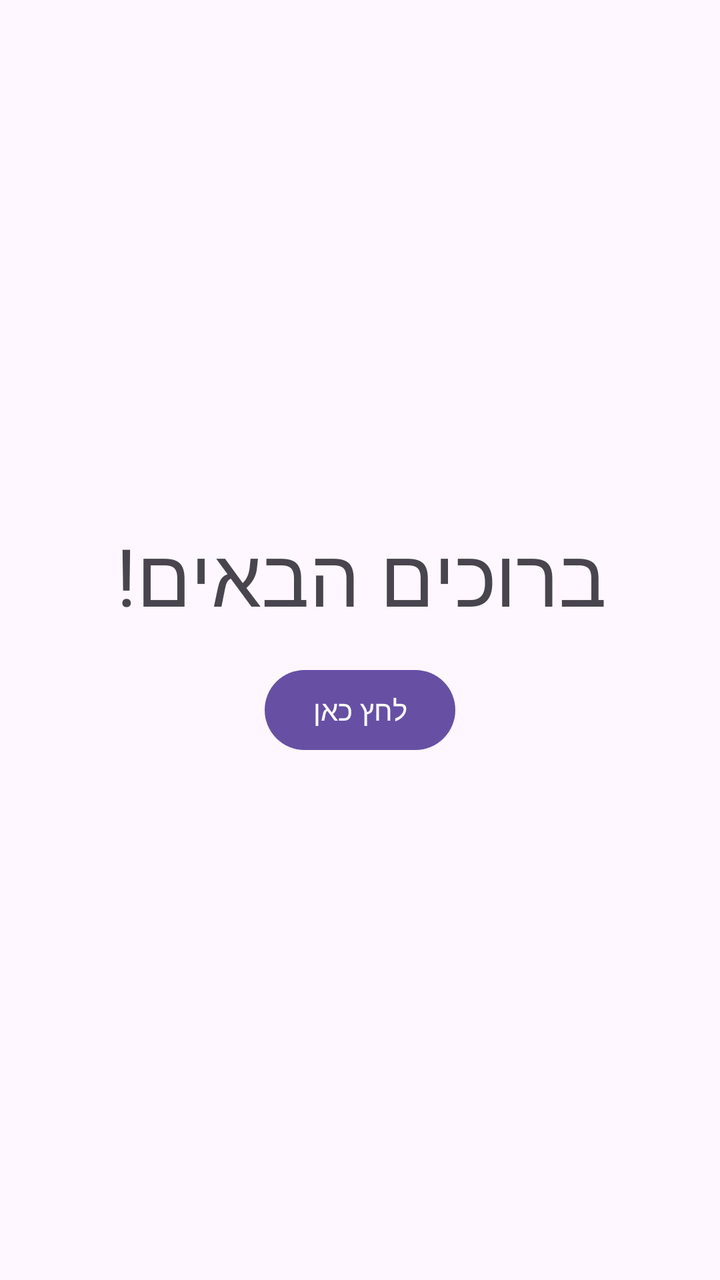
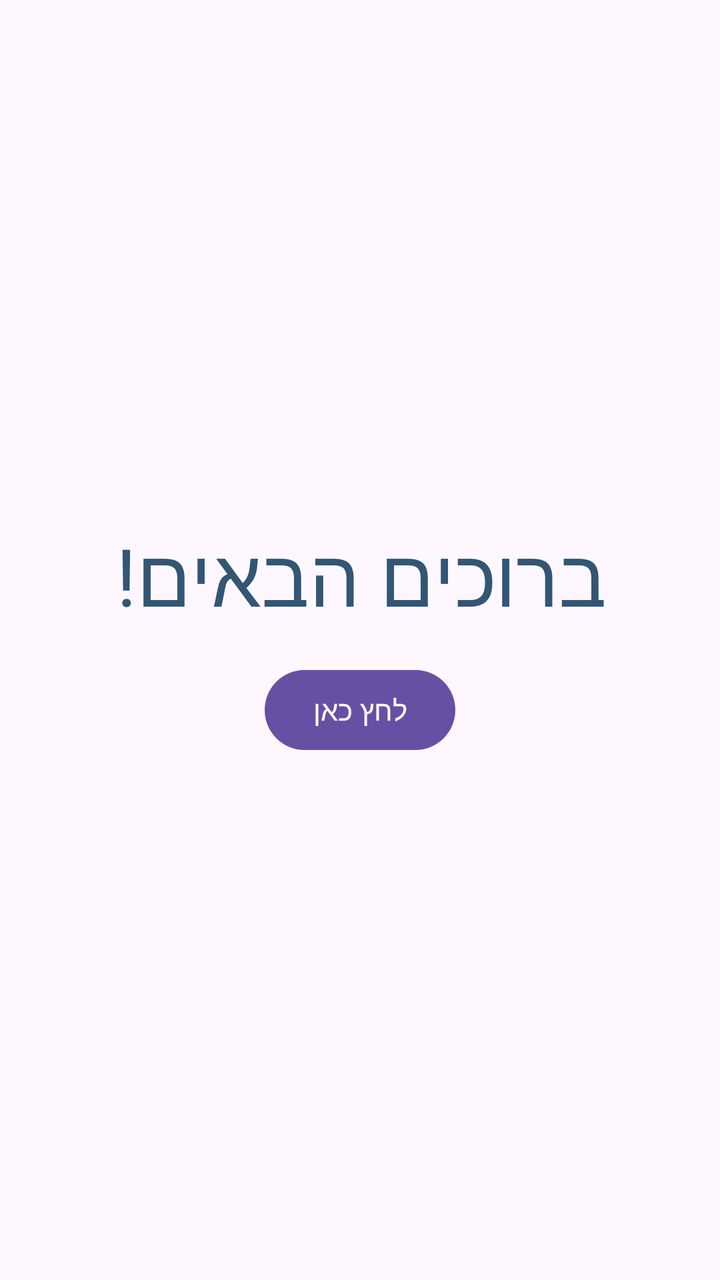

Screens rendered from an Android XML layout before and after an edit, with the pre-edit source and the edit as a unified diff.
<!-- AndroidManifest.xml: application theme Theme.MyFirstAppOran -->
<!-- res/layout/activity_main.xml -->
<?xml version="1.0" encoding="utf-8"?>
<LinearLayout xmlns:android="http://schemas.android.com/apk/res/android"
    android:id="@+id/main"
    android:layout_width="match_parent"
    android:layout_height="match_parent"
    android:gravity="center"
    android:orientation="vertical"
    android:padding="16dp">

    <TextView
        android:id="@+id/tvTitle"
        android:layout_width="wrap_content"
        android:layout_height="wrap_content"
        android:text="@string/welcome_message"
        android:textSize="40sp" />

    <Button
        android:id="@+id/btnClick"
        android:layout_width="wrap_content"
        android:layout_height="wrap_content"
        android:layout_marginTop="16dp"
        android:text="@string/click_here" />
</LinearLayout>
<!-- resources referenced by this layout -->
<resources>
  <string name="click_here">לחץ כאן</string>
  <string name="welcome_message">ברוכים הבאים!</string>
  <style name="Theme.MyFirstAppOran" parent="Base.Theme.MyFirstAppOran" />
  <style name="Base.Theme.MyFirstAppOran" parent="Theme.Material3.DayNight.NoActionBar">
          
          
      </style>
</resources>

<!-- the commit's change to res/layout/activity_main.xml (unified diff, before → after) -->
@@ -12,6 +12,7 @@
         android:layout_width="wrap_content"
         android:layout_height="wrap_content"
         android:text="@string/welcome_message"
+        android:textColor="#325674"
         android:textSize="40sp" />
 
     <Button
